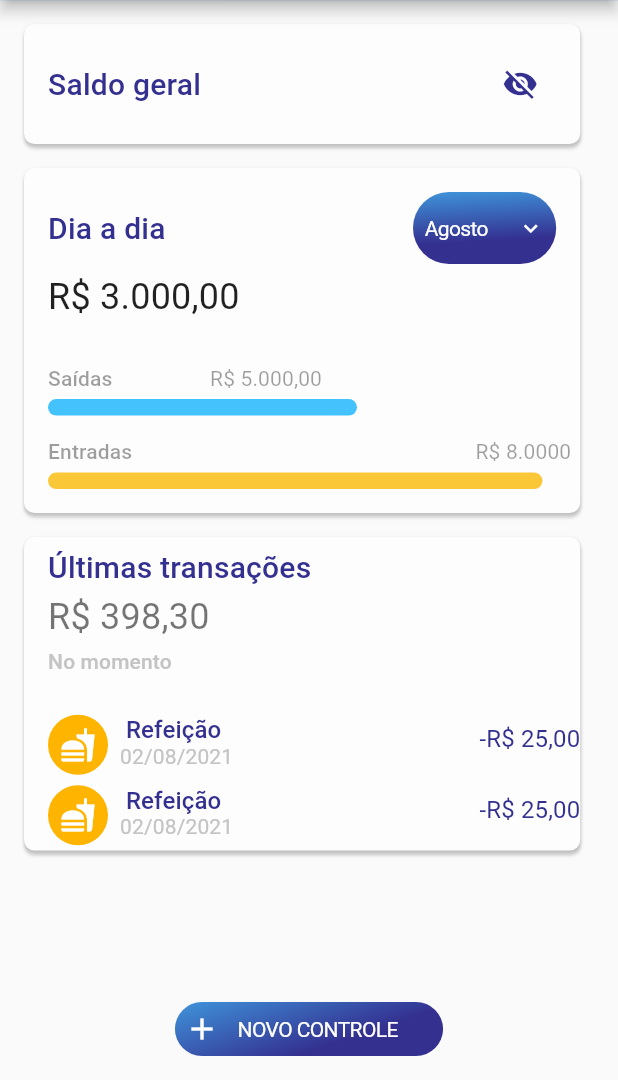
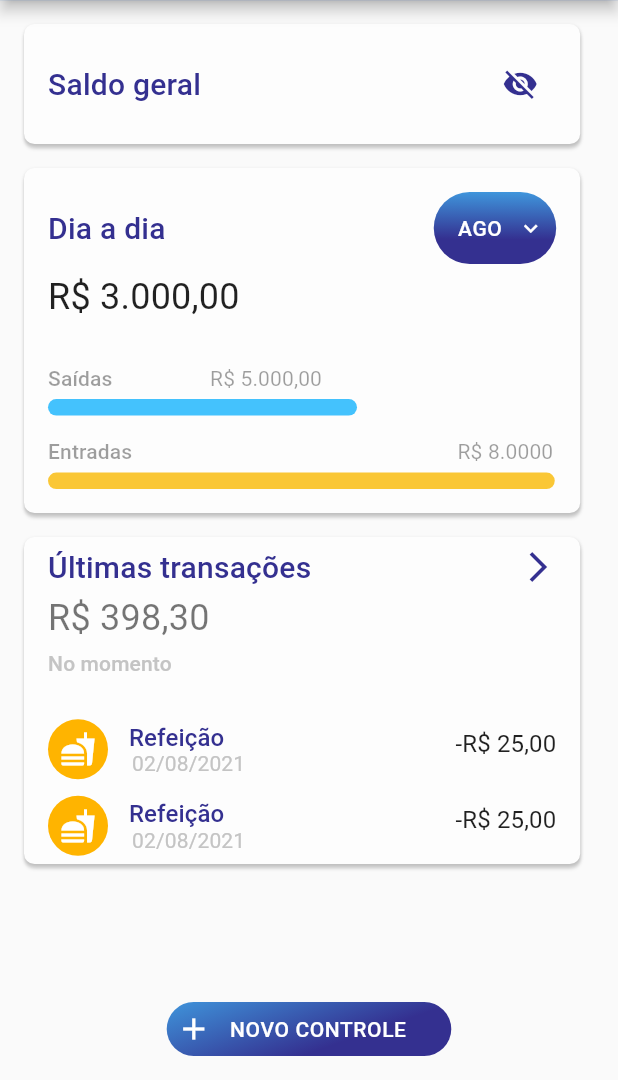
Before and after one commit to devguusta/RaroAcademy_Budget, a Flutter app: the HomePage screen opened by its route, on a phone screen of 412 x 824 dp, the part 156-1236 px from its top. Run offline on Flutter 3.47's test engine with Material 2 defaults, Android fonts, the phone set to English and light mode, and no system bars; our stand-ins replace connectivity, firebase_core; missing offline and left inert: animated_card, cpf_cnpj_validator; accounts and stored records are empty; project files that could hold a hidden picture were left out.

Commit message:
fix: Correção de bugs da HomePage

```diff
--- a/lib/modules/home-page/widgets/card_day_by_day.dart
+++ b/lib/modules/home-page/widgets/card_day_by_day.dart
@@ -1,6 +1,5 @@
 import 'package:flutter/material.dart';
 import 'package:raro_academy_budget/modules/in-out-transactions-page/in_out_transactions_page.dart';
-
 import 'package:raro_academy_budget/util/constants/app_colors.dart';
 import 'package:raro_academy_budget/util/constants/app_text_styles.dart';
 
@@ -13,7 +12,7 @@ class CardDaybyDay extends StatefulWidget {
 
 class _CardDaybyDayState extends State<CardDaybyDay> {
   DateTime selectedDate = DateTime.now();
-  String dropdownValue = 'Agosto';
+  String dropdownValue = 'AGO';
   String out = 'R\$ 5.000,00';
   String entradas = 'R\$ 8.0000';
 
@@ -23,8 +22,11 @@ class _CardDaybyDayState extends State<CardDaybyDay> {
     return SingleChildScrollView(
       child: InkWell(
         onTap: () {
-          Navigator.of(context)
-              .push(MaterialPageRoute(builder: (_) => InOutTransactionsPage()));
+          Navigator.of(context).push(
+            MaterialPageRoute(
+              builder: (_) => const InOutTransactionsPage(),
+            ),
+          );
         }, // adicionar a função que abre a tela de entradas/saidas/todos
         child: Container(
           width: size.width * 0.9,
@@ -57,15 +59,19 @@ class _CardDaybyDayState extends State<CardDaybyDay> {
                 child: Row(
                   mainAxisAlignment: MainAxisAlignment.spaceBetween,
                   children: [
-                    const Text("Dia a dia",
-                        style: AppTextStyles.kTitleHomeMedium),
+                    const Text(
+                      "Dia a dia",
+                      style: AppTextStyles.kTitleHomeMedium,
+                    ),
                     GestureDetector(
                       onTap: () {},
                       child: Container(
                         decoration: const BoxDecoration(
                           gradient: AppColors.kblueGradientAppBar,
                           borderRadius: BorderRadius.all(
-                            Radius.circular(40.0),
+                            Radius.circular(
+                              40.0,
+                            ),
                           ),
                         ),
                         child: Padding(
@@ -81,9 +87,11 @@ class _CardDaybyDayState extends State<CardDaybyDay> {
                               height: 0,
                             ),
                             icon: const Padding(
-                              padding: EdgeInsets.only(right: 8.0),
-                              child: Icon(Icons.expand_more_outlined,
-                                  color: Colors.white),
+                              padding: EdgeInsets.all(8.0),
+                              child: Icon(
+                                Icons.expand_more_outlined,
+                                color: Colors.white,
+                              ),
                             ),
                             iconSize: 18,
                             onChanged: (String? newValue) {
@@ -92,25 +100,28 @@ class _CardDaybyDayState extends State<CardDaybyDay> {
                               });
                             },
                             items: <String>[
-                              'Janeiro',
-                              'Fevereiro',
-                              'Março',
-                              'Abril',
-                              'Maio',
-                              'Junho',
-                              'Julho',
-                              'Agosto',
-                              'Setembro',
-                              'Outubro',
-                              'Novembro',
-                              'Dezembro',
+                              'JAN',
+                              'FEV',
+                              'MAR',
+                              'ABR',
+                              'MAI',
+                              'JUN',
+                              'JUL',
+                              'AGO',
+                              'SET',
+                              'OUT',
+                              'NOV',
+                              'DEZ',
                             ].map<DropdownMenuItem<String>>((String value) {
                               return DropdownMenuItem<String>(
                                 value: value,
-                                child: Text(
-                                  value,
-                                  overflow: TextOverflow.ellipsis,
-                                  style: AppTextStyles.kNextButtonMedium,
+                                child: Padding(
+                                  padding: const EdgeInsets.only(left: 8.0),
+                                  child: Text(
+                                    value,
+                                    overflow: TextOverflow.ellipsis,
+                                    style: AppTextStyles.kNextButtonMedium,
+                                  ),
                                 ),
                               );
                             }).toList(),
@@ -171,15 +182,22 @@ class _CardDaybyDayState extends State<CardDaybyDay> {
                 children: [
                   const Padding(
                     padding: EdgeInsets.only(left: 16.0, bottom: 6, top: 16),
-                    child: Text("Entradas",
-                        style: AppTextStyles.kTypeTransactions),
+                    child: Text(
+                      "Entradas",
+                      style: AppTextStyles.kTypeTransactions,
+                    ),
                   ),
                   const SizedBox(width: 65),
                   Padding(
-                    padding:
-                        const EdgeInsets.only(bottom: 6, top: 16, right: 6),
-                    child: Text(entradas,
-                        style: AppTextStyles.kValueDayTransactions),
+                    padding: const EdgeInsets.only(
+                      bottom: 6.0,
+                      top: 16.0,
+                      right: 18.0,
+                    ),
+                    child: Text(
+                      entradas,
+                      style: AppTextStyles.kValueDayTransactions,
+                    ),
                   ),
                 ],
               ),
@@ -191,7 +209,7 @@ class _CardDaybyDayState extends State<CardDaybyDay> {
                     bottom: 16,
                   ),
                   child: Container(
-                    width: size.width * 0.8,
+                    width: size.width * 0.82,
                     height: 11,
                     decoration: BoxDecoration(
                       borderRadius: BorderRadius.circular(360),
--- a/lib/modules/home-page/widgets/card_general_balance.dart
+++ b/lib/modules/home-page/widgets/card_general_balance.dart
@@ -15,13 +15,12 @@ class _CardGeneralBalanceState extends State<CardGeneralBalance> {
   bool balanceVisible = true;
   @override
   Widget build(BuildContext context) {
-      Size size = MediaQuery.of(context).size;
+    Size size = MediaQuery.of(context).size;
     return SingleChildScrollView(
-          child: Container(
-
+      child: Container(
         width: size.width * 0.9,
         decoration: BoxDecoration(
-          boxShadow: [
+          boxShadow: const [
             BoxShadow(
               color: Color.fromRGBO(0, 0, 0, 0.12),
               // spreadRadius: 1,
@@ -34,7 +33,7 @@ class _CardGeneralBalanceState extends State<CardGeneralBalance> {
               blurRadius: 1,
             ),
           ],
-          color: Color.fromRGBO(253, 253, 253, 1),
+          color: const Color.fromRGBO(253, 253, 253, 1),
           borderRadius: BorderRadius.circular(7),
         ),
         child: Column(
@@ -49,13 +48,18 @@ class _CardGeneralBalanceState extends State<CardGeneralBalance> {
               child: Row(
                 mainAxisAlignment: MainAxisAlignment.spaceBetween,
                 children: [
-                  Text("Saldo geral",
-                      style: AppTextStyles.kTitleHomeMedium),
-                  VisibleWidget(visible: balanceVisible, onPressed: (){
-                    setState(() {
-                      balanceVisible = !balanceVisible;
-                    });
-                  })
+                  const Text(
+                    "Saldo geral",
+                    style: AppTextStyles.kTitleHomeMedium,
+                  ),
+                  VisibleWidget(
+                    visible: balanceVisible,
+                    onPressed: () {
+                      setState(() {
+                        balanceVisible = !balanceVisible;
+                      });
+                    },
+                  )
                 ],
               ),
             ),
@@ -66,12 +70,12 @@ class _CardGeneralBalanceState extends State<CardGeneralBalance> {
                   left: 16.0,
                   bottom: 16,
                 ),
-                child: balanceVisible ?  Container()
-                    :  Text("R\$ 3.000,00",
-
-                    style:
-                    AppTextStyles.kSubTitleHomeMedium)
-
+                child: balanceVisible
+                    ? Container()
+                    : const Text(
+                        "R\$ 3.000,00",
+                        style: AppTextStyles.kSubTitleHomeMedium,
+                      ),
               ),
             ),
           ],
--- a/lib/modules/home-page/widgets/card_last_transactions.dart
+++ b/lib/modules/home-page/widgets/card_last_transactions.dart
@@ -32,29 +32,41 @@ class LastTransactions extends StatelessWidget {
         ),
         child: Column(
           crossAxisAlignment: CrossAxisAlignment.start,
-          children: const [
+          children: [
             Padding(
-              padding: EdgeInsets.only(left: 16.0, top: 8),
-              child: Text(
-                "Últimas transações",
-                style: AppTextStyles.kTitleHomeMedium,
+              padding: const EdgeInsets.only(left: 16.0, top: 8),
+              child: Row(
+                mainAxisAlignment: MainAxisAlignment.spaceBetween,
+                children: const [
+                  Text(
+                    "Últimas transações",
+                    style: AppTextStyles.kTitleHomeMedium,
+                  ),
+                  Padding(
+                    padding: EdgeInsets.only(right: 16.0),
+                    child: Icon(
+                      Icons.arrow_forward_ios,
+                      color: Color.fromRGBO(52, 48, 144, 1),
+                    ),
+                  )
+                ],
               ),
             ),
-            Padding(
+            const Padding(
               padding: EdgeInsets.only(left: 16.0, top: 8),
               child: Text(
                 "R\$ 398,30",
                 style: AppTextStyles.kSubTitleLastTransactions,
               ),
             ),
-            Padding(
+            const Padding(
               padding: EdgeInsets.only(left: 16.0, top: 8),
               child: Text(
                 "No momento",
                 style: AppTextStyles.kMoment,
               ),
             ),
-            Padding(
+            const Padding(
               padding: EdgeInsets.only(left: 16, top: 24.0),
               child: ListViewLastTransactions(),
             ),
--- a/lib/modules/home-page/widgets/list_view_last_transactions.dart
+++ b/lib/modules/home-page/widgets/list_view_last_transactions.dart
@@ -1,6 +1,5 @@
 import 'package:flutter/material.dart';
 import 'package:raro_academy_budget/shared/widgets/transaction_widget.dart';
-import 'package:raro_academy_budget/util/constants/app_text_styles.dart';
 
 class ListViewLastTransactions extends StatefulWidget {
   const ListViewLastTransactions({
@@ -15,7 +14,6 @@ class ListViewLastTransactions extends StatefulWidget {
 class _ListViewLastTransactionsState extends State<ListViewLastTransactions> {
   @override
   Widget build(BuildContext context) {
-    Size size = MediaQuery.of(context).size;
     return Column(
       crossAxisAlignment: CrossAxisAlignment.stretch,
       children: [
@@ -23,9 +21,7 @@ class _ListViewLastTransactionsState extends State<ListViewLastTransactions> {
           shrinkWrap: true,
           primary: false,
           itemCount: 2,
-          itemBuilder: (_, index) => Container(
-            child: TransactionWidget(),
-          ),
+          itemBuilder: (_, index) => const TransactionWidget(),
         ),
       ],
     );
--- a/lib/shared/widgets/transaction_widget.dart
+++ b/lib/shared/widgets/transaction_widget.dart
@@ -2,9 +2,7 @@ import 'package:flutter/material.dart';
 import 'package:raro_academy_budget/util/constants/app_text_styles.dart';
 
 class TransactionWidget extends StatelessWidget {
-  const TransactionWidget({
-    Key? key,
-  }) : super(key: key);
+  const TransactionWidget({Key? key}) : super(key: key);
 
   @override
   Widget build(BuildContext context) {
@@ -19,24 +17,36 @@ class TransactionWidget extends StatelessWidget {
               width: 40,
               height: 40,
               decoration: BoxDecoration(
-                color: Color.fromRGBO(255, 180, 0, 1),
+                color: const Color.fromRGBO(255, 180, 0, 1),
                 borderRadius: BorderRadius.circular(40),
               ),
-              child: Icon(Icons.fastfood, color: Colors.white),
+              child: const Icon(
+                Icons.fastfood,
+                color: Colors.white,
+              ),
             ),
             Padding(
-              padding: const EdgeInsets.only(left: 0.0, bottom: 8),
+              padding: const EdgeInsets.only(
+                left: 0.0,
+                bottom: 8,
+              ),
               child: Column(
-                children: [
+                children: const [
                   Padding(
-                    padding: const EdgeInsets.only(top: 4.0, left: 4),
-                    child: Text("Refeição",
-                        style: AppTextStyles.kTitleListLastTransictions),
+                    padding: EdgeInsets.only(
+                      top: 8.0,
+                    ),
+                    child: Text(
+                      "Refeição",
+                      style: AppTextStyles.kTitleListLastTransictions,
+                    ),
                   ),
                   Padding(
-                    padding: const EdgeInsets.only(left: 8.0),
-                    child: Text("02/08/2021",
-                        style: AppTextStyles.kDateLastTransictions),
+                    padding: EdgeInsets.only(left: 16.0),
+                    child: Text(
+                      "02/08/2021",
+                      style: AppTextStyles.kDateLastTransictions,
+                    ),
                   ),
                 ],
               ),
@@ -49,14 +59,13 @@ class TransactionWidget extends StatelessWidget {
           child: Row(
             mainAxisAlignment: MainAxisAlignment.end,
             mainAxisSize: MainAxisSize.min,
-            children: [
+            children: const [
               Padding(
-                padding: const EdgeInsets.only(
-                  bottom: 8,
+                padding: EdgeInsets.only(bottom: 8.0, right: 16.0),
+                child: Text(
+                  "-R\$ 25,00",
+                  style: AppTextStyles.kValueLastTransictions,
                 ),
-                child: Text("-R\$ 25,00",
-                    style: AppTextStyles.kValueLastTransictions
-                        .copyWith(color: Color.fromRGBO(52, 48, 144, 1))),
               ),
             ],
           ),
--- a/lib/util/constants/app_text_styles.dart
+++ b/lib/util/constants/app_text_styles.dart
@@ -43,9 +43,11 @@ class AppTextStyles {
   );
 
   static const TextStyle kNextButtonMedium = TextStyle(
+    fontFamily: 'Roboto',
     color: AppColors.kWhite,
+    fontWeight: FontWeight.w500,
     fontSize: 14.0,
-    letterSpacing: -0.4,
+    letterSpacing: 0.4,
   );
 
   static const TextStyle kPrimaryTextLoginPage = TextStyle(
```
